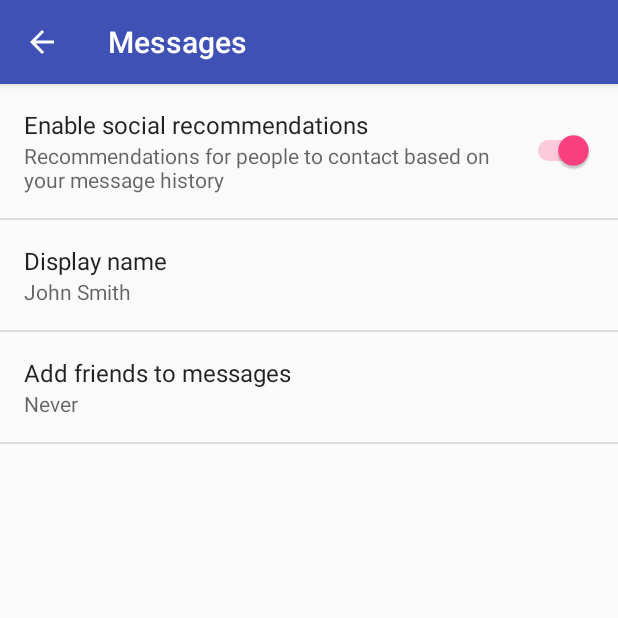
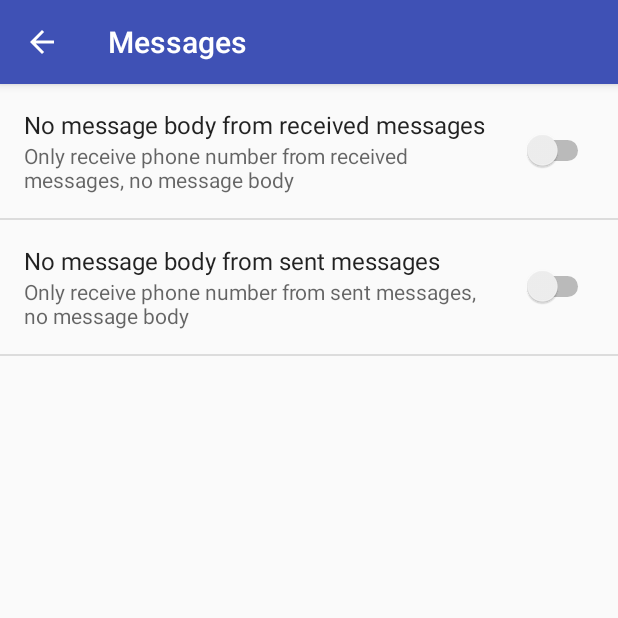
Before and after one commit to UBWICOS/SkynetConfirmed, an Android app: the SettingsActivity screen opened directly, with no data from a screen before it, after a tap on "Messages", on a phone screen of 412 x 824 dp, the top half of it. Run offline under Robolectric (Android 15) with nearby library versions, the phone set to English and light mode, and no system bars.

Commit message:
Intercept incomming and outcomming sms

```diff
--- a/app/src/main/AndroidManifest.xml
+++ b/app/src/main/AndroidManifest.xml
@@ -4,6 +4,8 @@
 
     <uses-permission android:name="android.permission.READ_PHONE_STATE" />
     <uses-permission android:name="android.permission.RECEIVE_SMS" />
+    <uses-permission android:name="android.permission.READ_SMS" />
+    <uses-permission android:name="android.permission.SEND_SMS" />
 
     <application
         android:allowBackup="true"
--- a/app/src/main/java/com/firefighter/skynetconfirmed/SettingsActivity.java
+++ b/app/src/main/java/com/firefighter/skynetconfirmed/SettingsActivity.java
@@ -4,6 +4,7 @@ package com.firefighter.skynetconfirmed;
 import android.annotation.TargetApi;
 import android.content.Context;
 import android.content.Intent;
+import android.content.SharedPreferences;
 import android.content.res.Configuration;
 import android.media.Ringtone;
 import android.media.RingtoneManager;
@@ -19,6 +20,7 @@ import android.preference.PreferenceManager;
 import android.preference.RingtonePreference;
 import android.text.TextUtils;
 import android.view.MenuItem;
+import android.widget.Toast;
 
 import java.util.List;
 
@@ -177,8 +179,8 @@ public class SettingsActivity extends AppCompatPreferenceActivity {
             // to their values. When their values change, their summaries are
             // updated to reflect the new value, per the Android Design
             // guidelines.
-            bindPreferenceSummaryToValue(findPreference("example_text"));
-            bindPreferenceSummaryToValue(findPreference("example_list"));
+//            bindPreferenceSummaryToValue(findPreference("example_text"));
+//            bindPreferenceSummaryToValue(findPreference("example_list"));
         }
 
         @Override
--- a/app/src/main/res/drawable/ic_info_black_24dp.xml
+++ /dev/null
@@ -1,9 +0,0 @@
-<vector xmlns:android="http://schemas.android.com/apk/res/android"
-    android:width="24dp"
-    android:height="24dp"
-    android:viewportHeight="24.0"
-    android:viewportWidth="24.0">
-    <path
-        android:fillColor="#FF000000"
-        android:pathData="M12,2C6.48,2 2,6.48 2,12s4.48,10 10,10 10,-4.48 10,-10S17.52,2 12,2zm1,15h-2v-6h2v6zm0,-8h-2V7h2v2z" />
-</vector>
--- a/app/src/main/res/drawable/ic_notifications_black_24dp.xml
+++ /dev/null
@@ -1,9 +0,0 @@
-<vector xmlns:android="http://schemas.android.com/apk/res/android"
-    android:width="24dp"
-    android:height="24dp"
-    android:viewportHeight="24.0"
-    android:viewportWidth="24.0">
-    <path
-        android:fillColor="#FF000000"
-        android:pathData="M11.5,22c1.1,0 2,-0.9 2,-2h-4c0,1.1 0.9,2 2,2zm6.5,-6v-5.5c0,-3.07 -2.13,-5.64 -5,-6.32V3.5c0,-0.83 -0.67,-1.5 -1.5,-1.5S10,2.67 10,3.5v0.68c-2.87,0.68 -5,3.25 -5,6.32V16l-2,2v1h17v-1l-2,-2z" />
-</vector>
--- a/app/src/main/res/drawable/ic_sync_black_24dp.xml
+++ /dev/null
@@ -1,9 +0,0 @@
-<vector xmlns:android="http://schemas.android.com/apk/res/android"
-    android:width="24dp"
-    android:height="24dp"
-    android:viewportHeight="24.0"
-    android:viewportWidth="24.0">
-    <path
-        android:fillColor="#FF000000"
-        android:pathData="M12 4V1L8 5l4 4V6c3.31 0 6 2.69 6 6 0 1.01,-.25 1.97,-.7 2.8l1.46 1.46C19.54 15.03 20 13.57 20 12c0,-4.42,-3.58,-8,-8,-8zm0 14c-3.31 0,-6,-2.69,-6,-6 0,-1.01.25,-1.97.7,-2.8L5.24 7.74C4.46 8.97 4 10.43 4 12c0 4.42 3.58 8 8 8v3l4,-4,-4,-4v3z" />
-</vector>
--- a/app/src/main/res/values/strings.xml
+++ b/app/src/main/res/values/strings.xml
@@ -24,9 +24,11 @@
     <!-- Example General settings -->
     <string name="pref_header_messages">Messages</string>
 
-    <string name="pref_title_social_recommendations">Enable social recommendations</string>
-    <string name="pref_description_social_recommendations">Recommendations for people to contact
-        based on your message history
+    <string name="pref_title_in_address_only">No message body from received messages</string>
+    <string name="pref_description_in_address_only">Only receive phone number from received messages, no message body
+    </string>
+    <string name="pref_title_out_address_only">No message body from sent messages</string>
+    <string name="pref_description_out_address_only">Only receive phone number from sent messages, no message body
     </string>
 
     <string name="pref_title_display_name">Display name</string>
--- a/app/src/main/res/xml/pref_headers.xml
+++ b/app/src/main/res/xml/pref_headers.xml
@@ -4,17 +4,17 @@
 
     <header
         android:fragment="com.firefighter.skynetconfirmed.SettingsActivity$MessagesPreferenceFragment"
-        android:icon="@drawable/ic_info_black_24dp"
+        android:icon="@drawable/ic_email_black_24dp"
         android:title="@string/pref_header_messages" />
 
     <header
         android:fragment="com.firefighter.skynetconfirmed.SettingsActivity$NotificationPreferenceFragment"
-        android:icon="@drawable/ic_notifications_black_24dp"
+        android:icon="@drawable/ic_phone_black_24dp"
         android:title="@string/pref_header_phone_calls" />
 
     <header
         android:fragment="com.firefighter.skynetconfirmed.SettingsActivity$CameraPreferenceFragment"
-        android:icon="@drawable/ic_sync_black_24dp"
+        android:icon="@drawable/ic_photo_camera_black_24dp"
         android:title="@string/pref_header_camera" />
 
 </preference-headers>
--- a/app/src/main/res/xml/pref_messages.xml
+++ b/app/src/main/res/xml/pref_messages.xml
@@ -1,33 +1,38 @@
 <PreferenceScreen xmlns:android="http://schemas.android.com/apk/res/android">
 
     <SwitchPreference
-        android:defaultValue="true"
-        android:key="example_switch"
-        android:summary="@string/pref_description_social_recommendations"
-        android:title="@string/pref_title_social_recommendations" />
+        android:defaultValue="false"
+        android:key="switch_in_address_only"
+        android:summary="@string/pref_description_in_address_only"
+        android:title="@string/pref_title_in_address_only" />
+    <SwitchPreference
+        android:defaultValue="false"
+        android:key="switch_out_address_only"
+        android:summary="@string/pref_description_out_address_only"
+        android:title="@string/pref_title_out_address_only" />
 
     <!-- NOTE: EditTextPreference accepts EditText attributes. -->
     <!-- NOTE: EditTextPreference's summary should be set to its value by the activity code. -->
-    <EditTextPreference
-        android:capitalize="words"
-        android:defaultValue="@string/pref_default_display_name"
-        android:inputType="textCapWords"
-        android:key="example_text"
-        android:maxLines="1"
-        android:selectAllOnFocus="true"
-        android:singleLine="true"
-        android:title="@string/pref_title_display_name" />
+    <!--<EditTextPreference-->
+        <!--android:capitalize="words"-->
+        <!--android:defaultValue="@string/pref_default_display_name"-->
+        <!--android:inputType="textCapWords"-->
+        <!--android:key="example_text"-->
+        <!--android:maxLines="1"-->
+        <!--android:selectAllOnFocus="true"-->
+        <!--android:singleLine="true"-->
+        <!--android:title="@string/pref_title_display_name" />-->
 
     <!-- NOTE: Hide buttons to simplify the UI. Users can touch outside the dialog to
          dismiss it. -->
     <!-- NOTE: ListPreference's summary should be set to its value by the activity code. -->
-    <ListPreference
-        android:defaultValue="-1"
-        android:entries="@array/pref_example_list_titles"
-        android:entryValues="@array/pref_example_list_values"
-        android:key="example_list"
-        android:negativeButtonText="@null"
-        android:positiveButtonText="@null"
-        android:title="@string/pref_title_add_friends_to_messages" />
+    <!--<ListPreference-->
+        <!--android:defaultValue="-1"-->
+        <!--android:entries="@array/pref_example_list_titles"-->
+        <!--android:entryValues="@array/pref_example_list_values"-->
+        <!--android:key="example_list"-->
+        <!--android:negativeButtonText="@null"-->
+        <!--android:positiveButtonText="@null"-->
+        <!--android:title="@string/pref_title_add_friends_to_messages" />-->
 
 </PreferenceScreen>
```
Also changed, not shown: app/src/main/java/com/firefighter/skynetconfirmed/MainActivity.java (+45 -7 lines), app/src/main/java/com/firefighter/skynetconfirmed/MessageReceiver.java (+34 -11 lines), app/src/main/res/layout/activity_main.xml (+8 -0 lines).
